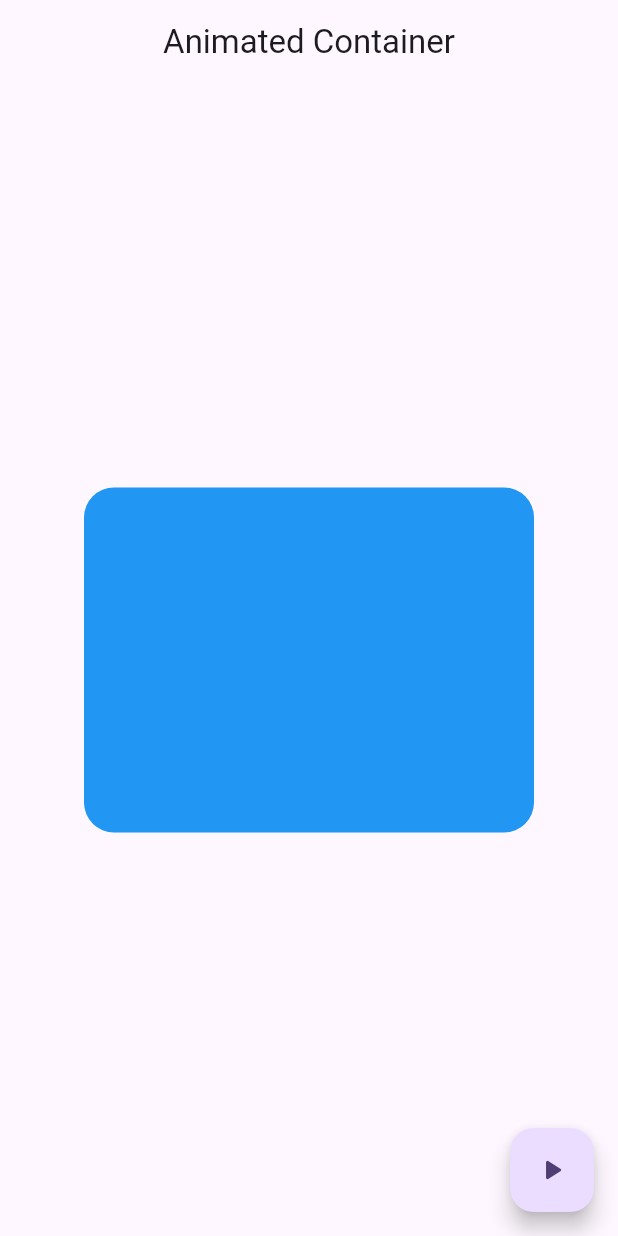
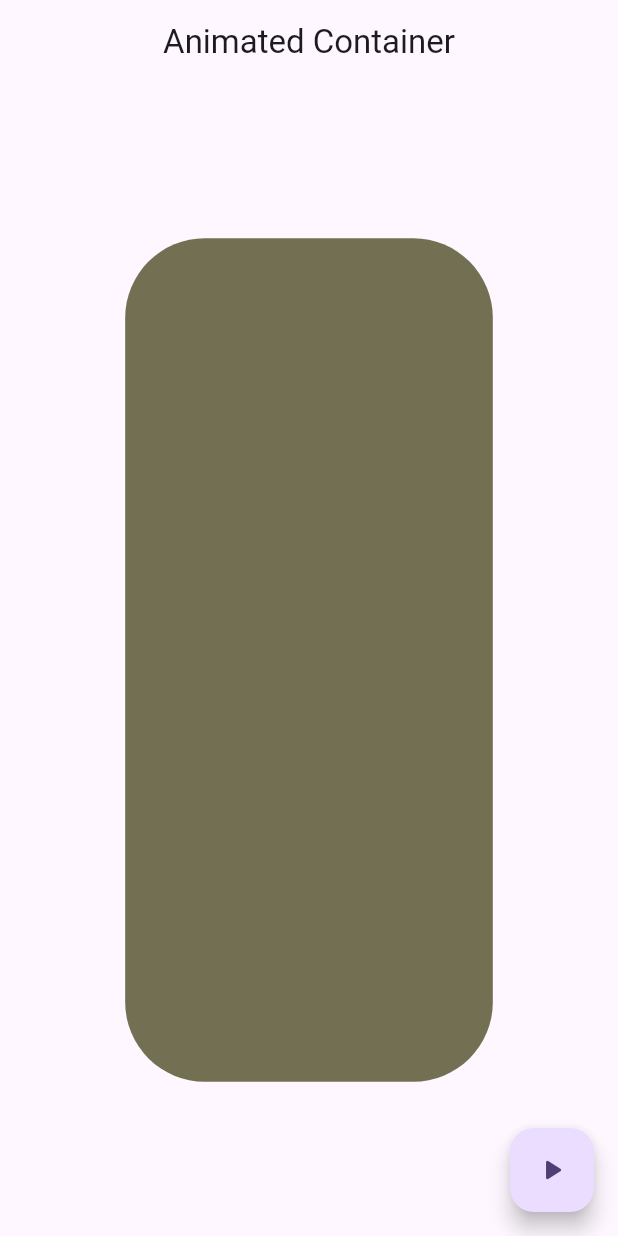
Before and after one commit to Francisco-V98/widgets_app, a Flutter app: the AnimateScreen screen opened by its route, after a tap on the "play arrow" icon, on a phone screen of 412 x 824 dp. Run offline on Flutter 3.47's test engine with Material 3 defaults, Android fonts, the phone set to English and light mode, and no system bars; our stand-ins replace go_router.

Commit message:
140 - animatedScreen terminada, se agrego funtion para randomizar la forma con dart:math

```diff
--- a/lib/presentation/screens/animated/animated_screen.dart
+++ b/lib/presentation/screens/animated/animated_screen.dart
@@ -1,10 +1,42 @@
 import 'package:flutter/material.dart';
+import 'dart:math' show Random;
 
-class AnimateScreen extends StatelessWidget {
+class AnimateScreen extends StatefulWidget {
 
   static const name = 'animated_screen';
 
   const AnimateScreen({super.key});
+
+  @override
+  State<AnimateScreen> createState() => _AnimateScreenState();
+}
+
+class _AnimateScreenState extends State<AnimateScreen> {
+
+  double width = 50;
+  double height = 50;
+  Color color = Colors.indigo;
+  double borderRadius = 10.0;
+
+  void changeShape(){
+
+    final random = Random();
+
+    width = random.nextInt(300) + 25;
+    height = random.nextInt(550) + 25;
+    borderRadius = random.nextInt(75) + 0;
+
+    color = Color.fromRGBO(
+      random.nextInt(255),
+      random.nextInt(255),
+      random.nextInt(255),
+      1
+    );
+
+    setState(() {});
+
+  }
+
 
   @override
   Widget build(BuildContext context) {
@@ -15,21 +47,19 @@ class AnimateScreen extends StatelessWidget {
 
       body: Center(
         child: AnimatedContainer(
-          duration: const Duration(milliseconds: 400),
-          curve: Curves.easeOutCubic,
-          width: 300,
-          height: 230,
+          duration: const Duration(milliseconds: 1300),
+          curve: Curves.elasticInOut,
+          width: width <= 0 ? 0 : width,
+          height: height <= 0 ? 0 : height,
           decoration: BoxDecoration(
-            color: Colors.blue,
-            borderRadius: BorderRadius.circular(20)
+            color: color,
+            borderRadius: BorderRadius.circular(borderRadius <= 0 ? 0 : borderRadius)
           ),
         ),
       ),
 
       floatingActionButton: FloatingActionButton(
-        onPressed:() {
-
-        },
+        onPressed:changeShape, // onPressed:() => changeShape(),
         child: const Icon(Icons.play_arrow_rounded),
       ),
     );
```
